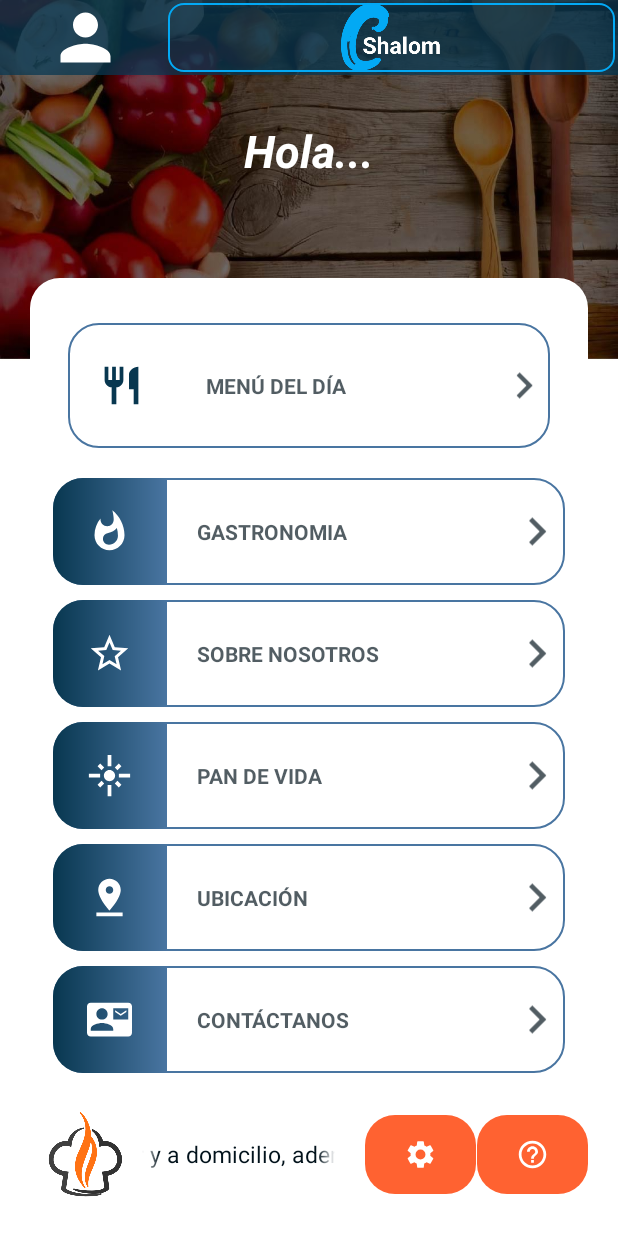
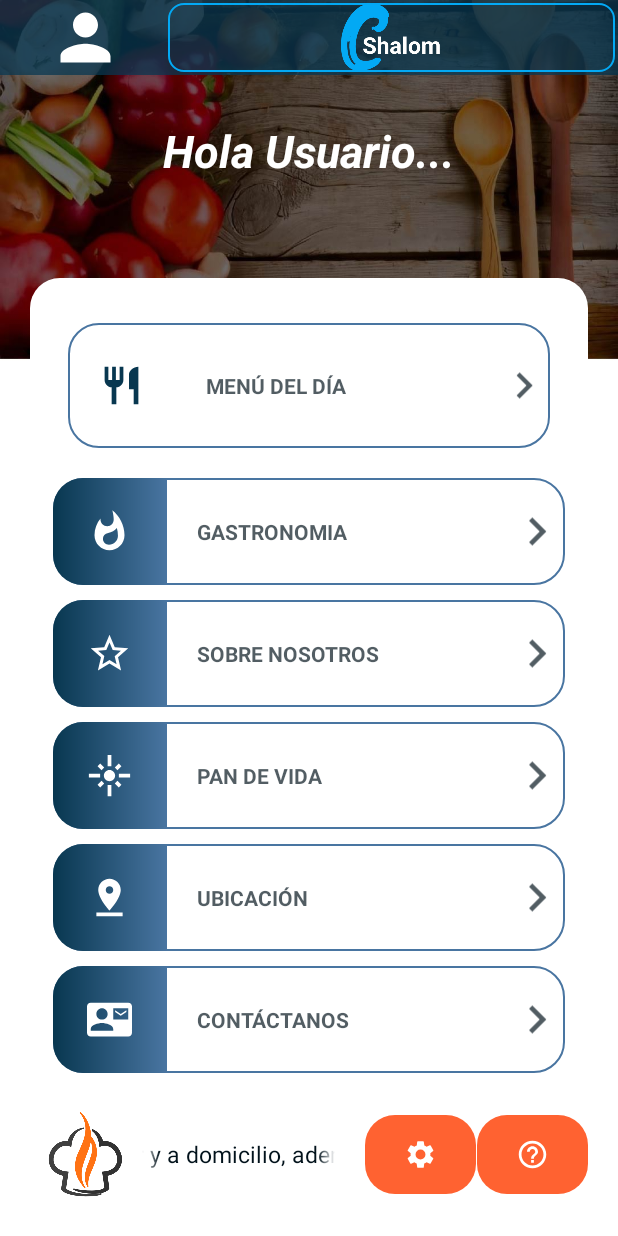
Before and after one commit to moisescastro20/AppShalom, an Android app: the screen it shows after launch (PrincipalActivity), on a phone screen of 412 x 824 dp. Run offline under Robolectric (Android 15) with nearby library versions, the phone set to English and light mode, and no system bars; our stand-ins replace Volley.

Commit message:
Modif. Titulo de Bienvenida
Se le agrego la palabra Usuario a la bienvenida de la App.

```diff
--- a/app/src/main/res/layout/activity_main.xml
+++ b/app/src/main/res/layout/activity_main.xml
@@ -53,7 +53,7 @@
                     android:layout_height="wrap_content"
                     android:layout_gravity="center"
                     android:layout_marginTop="30dp"
-                    android:text="Hola..."
+                    android:text="Hola Usuario..."
                     android:textColor="@color/white"
                     android:textSize="30dp"
                     android:textStyle="bold|italic" />
```
